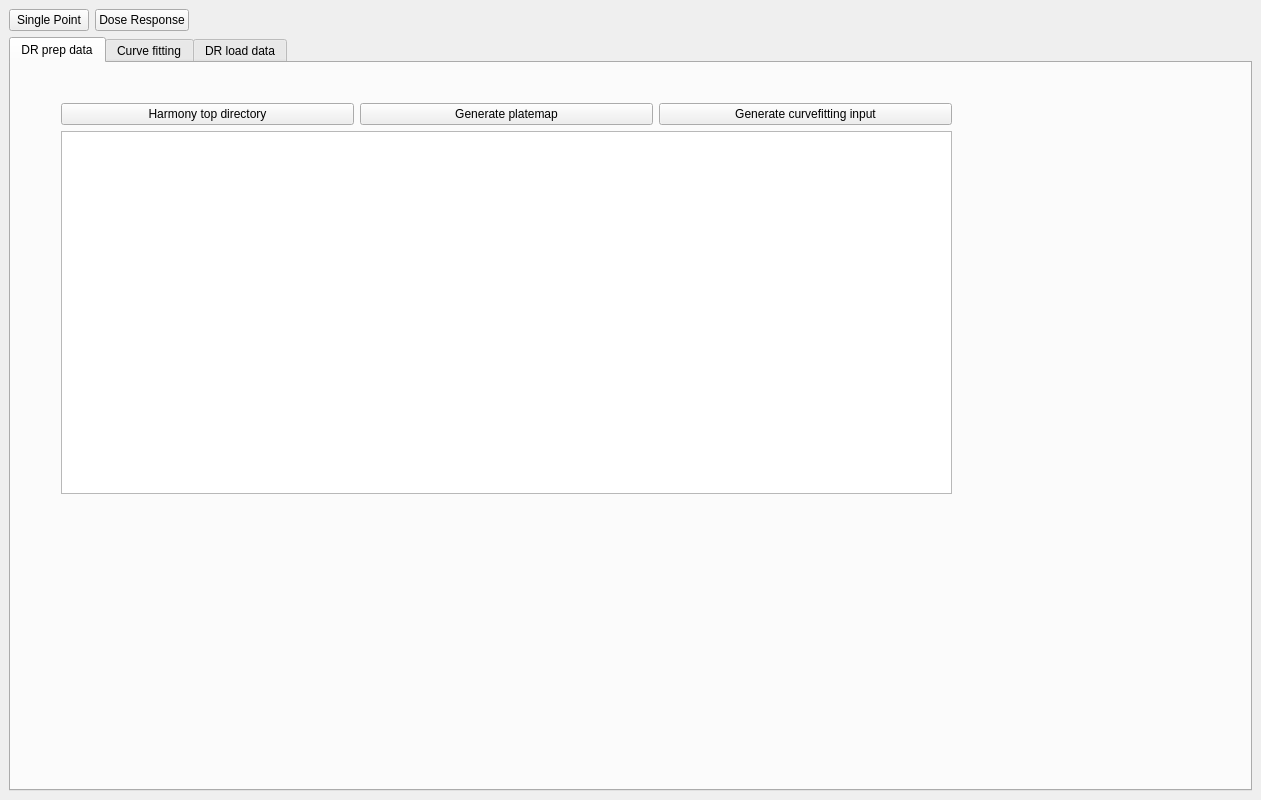
The window that frontend/assets/doseResponseTab.ui (dahlbma/assayLoader) describes before a commit, drawn with Qt 5.
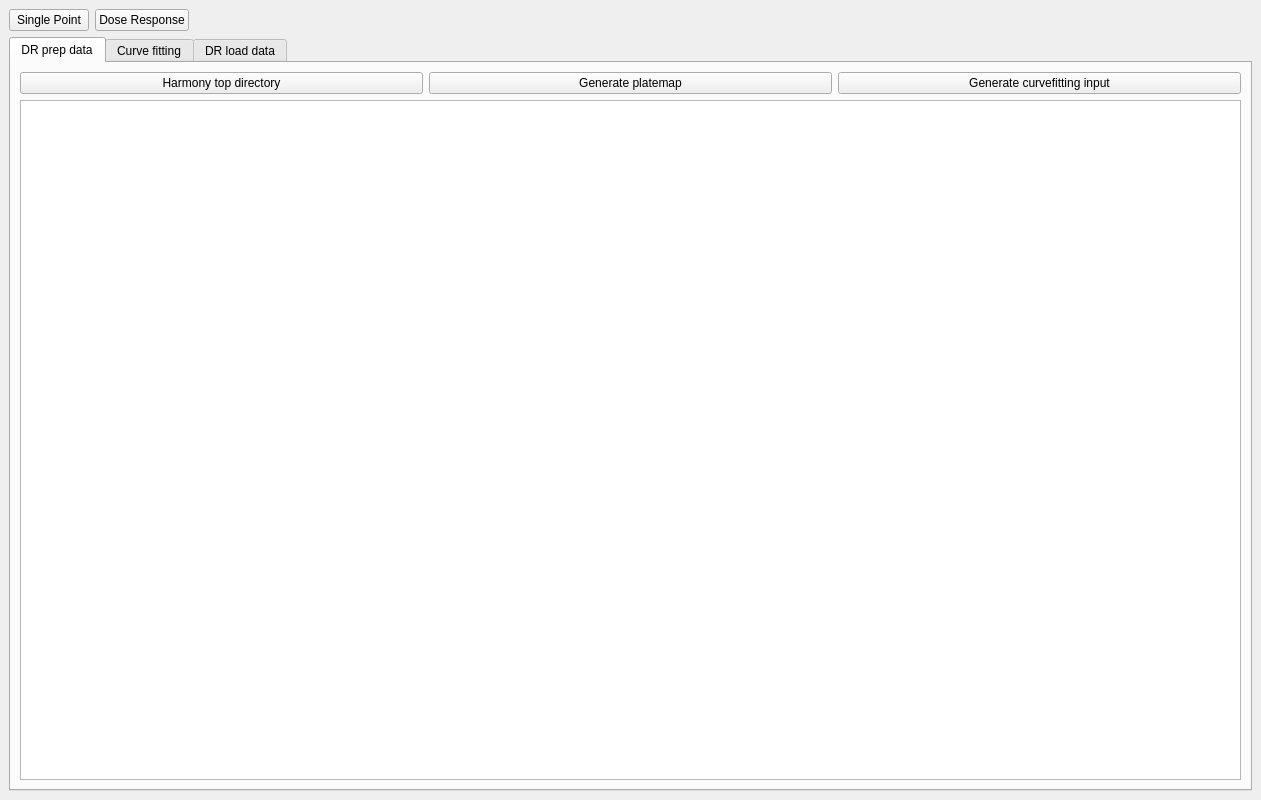
The same window after the commit. The open tabs and pages were chosen to show the change.

What changed in the file:
```diff
--- a/frontend/assets/doseResponseTab.ui
+++ b/frontend/assets/doseResponseTab.ui
@@ -53,15 +53,6 @@
          <attribute name="title">
           <string>DR prep data</string>
          </attribute>
-         <widget class="QWidget" name="">
-          <property name="geometry">
-           <rect>
-            <x>50</x>
-            <y>40</y>
-            <width>891</width>
-            <height>391</height>
-           </rect>
-          </property>
           <layout class="QVBoxLayout" name="verticalLayout">
            <item>
             <layout class="QHBoxLayout" name="horizontalLayout">
@@ -92,7 +83,6 @@
             <widget class="QTextEdit" name="prepLog_te"/>
            </item>
           </layout>
-         </widget>
         </widget>
         <widget class="QWidget" name="tab">
          <attribute name="title">
```
Left out of the diff: 4 changed lines with no effect on the pictures. Lines whose indentation alone changed are shown as unchanged.
